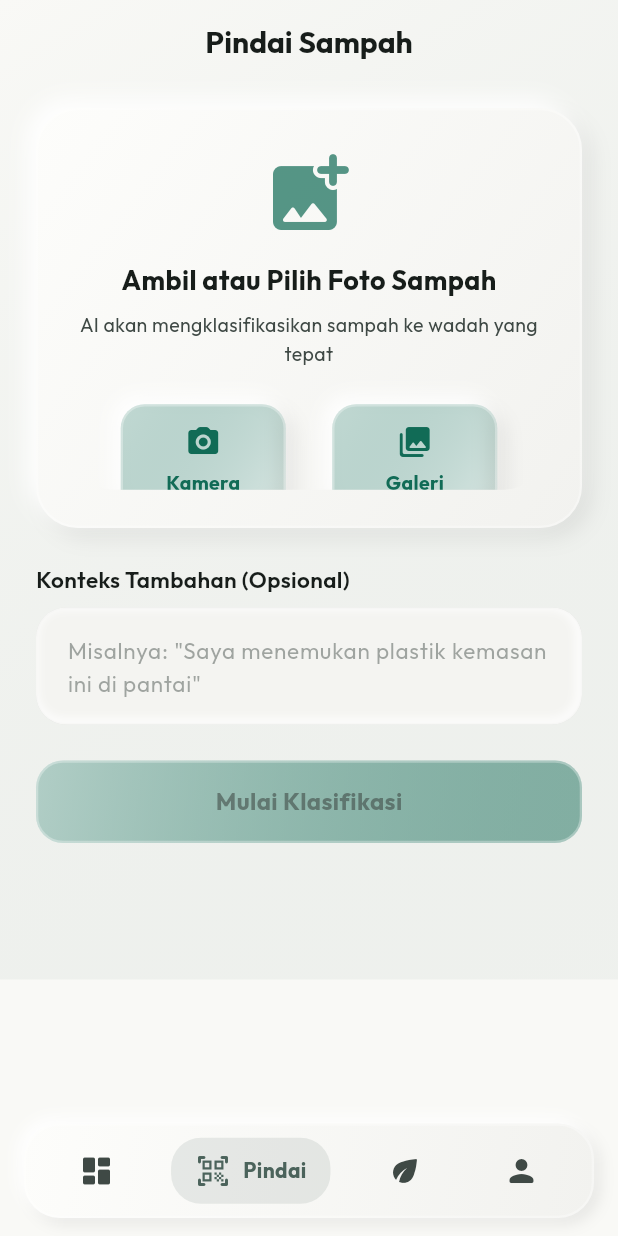
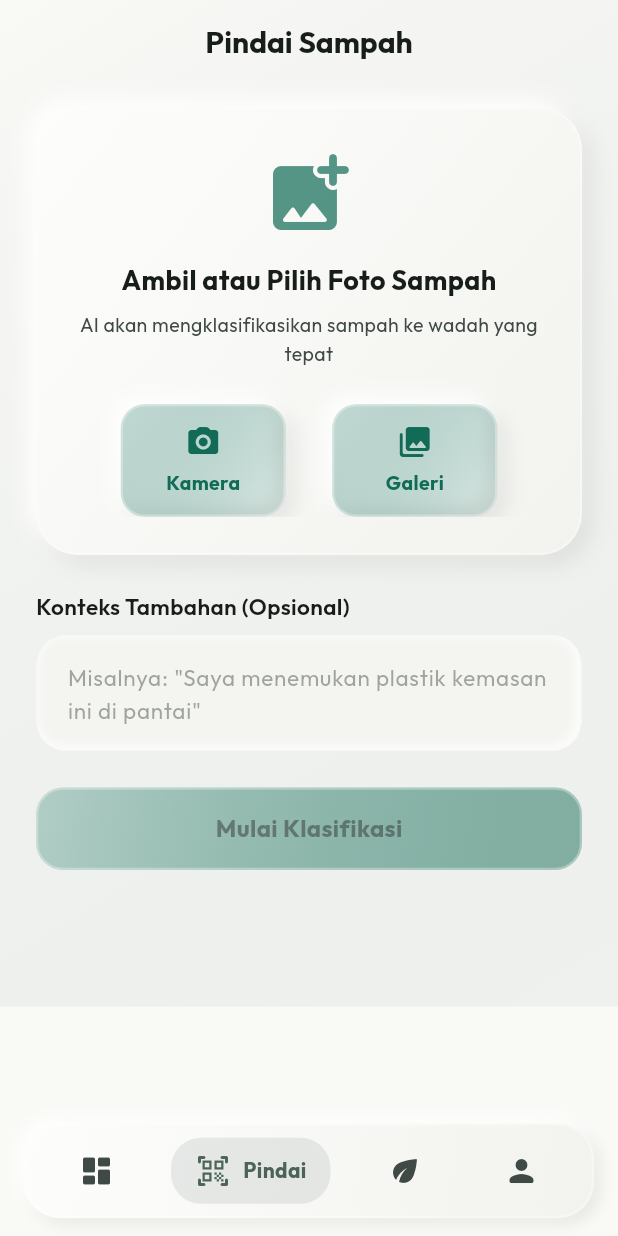
Before and after one commit to Maniak-Jeemka/garbage-classifier-app, a Flutter app: the screen it shows once a user with an empty profile is signed in, item 2 of the bottom bar chosen, on a phone screen of 412 x 824 dp. Run offline on Flutter 3.47's test engine with Material 3 defaults, Android fonts, the phone set to English and light mode, and no system bars; our stand-ins replace cloud_firestore, firebase_auth, firebase_core, flutter_dotenv, flutter_riverpod, google_fonts and 3 more; accounts and stored records are empty; generated files the repository leaves out were written again.

Commit message:
fix: bug and optimize ui

```diff
--- a/lib/presentation/home/home_screen.dart
+++ b/lib/presentation/home/home_screen.dart
@@ -167,7 +167,6 @@ class HomeScreen extends ConsumerWidget {
     }
 
     return ClayContainer(
-      height: 280,
       borderRadius: 28,
       padding: const EdgeInsets.all(24),
       child: Column(
```
Also changed, not shown: pubspec.lock, 2 other files.
